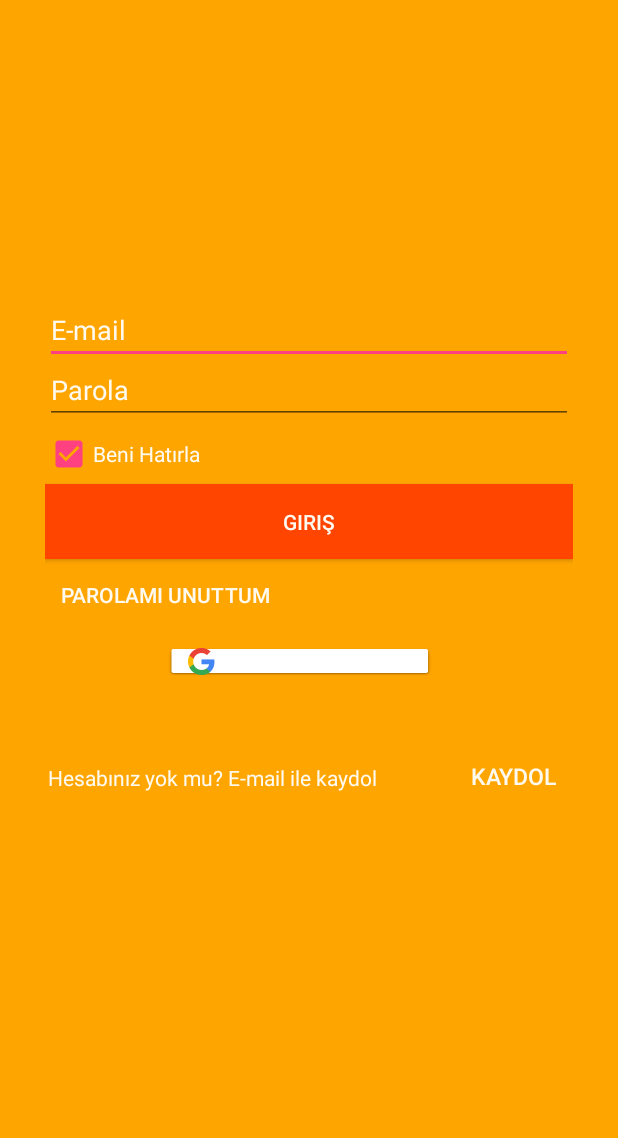
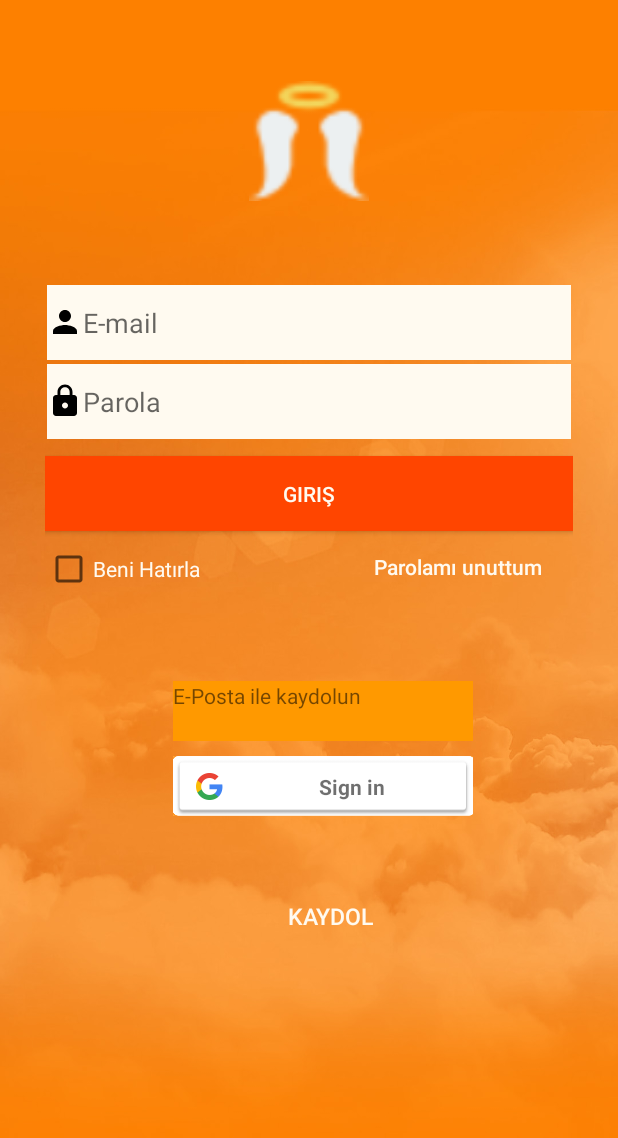
Before and after one commit to SezinKokum/DownToUp, an Android app: the screen it shows after launch (Login), on a phone screen of 412 x 824 dp. Shown: the top 1138 px of the screen. Run offline under Robolectric (Android 15) with nearby library versions, the phone set to English and light mode, and no system bars; our stand-ins replace Firebase (no records; nobody signed in at launch, a user with empty details on screens opened directly); plain views replace LoginButton.

Commit message:
Login xml güncelleme 1.0.1

```diff
--- a/app/src/main/AndroidManifest.xml
+++ b/app/src/main/AndroidManifest.xml
@@ -4,7 +4,7 @@
 
     <application
         android:allowBackup="true"
-        android:icon="@mipmap/ic_launcher"
+        android:icon="@mipmap/angel"
         android:label="@string/app_name"
         android:roundIcon="@mipmap/ic_launcher_round"
         android:supportsRtl="true"
--- /dev/null
+++ b/app/src/main/res/drawable/ic_lock_black_24dp.xml
@@ -0,0 +1,9 @@
+<vector xmlns:android="http://schemas.android.com/apk/res/android"
+    android:width="24dp"
+    android:height="24dp"
+    android:viewportWidth="24.0"
+    android:viewportHeight="24.0">
+    <path
+        android:fillColor="#FF000000"
+        android:pathData="M18,8h-1L17,6c0,-2.76 -2.24,-5 -5,-5S7,3.24 7,6v2L6,8c-1.1,0 -2,0.9 -2,2v10c0,1.1 0.9,2 2,2h12c1.1,0 2,-0.9 2,-2L20,10c0,-1.1 -0.9,-2 -2,-2zM12,17c-1.1,0 -2,-0.9 -2,-2s0.9,-2 2,-2 2,0.9 2,2 -0.9,2 -2,2zM15.1,8L8.9,8L8.9,6c0,-1.71 1.39,-3.1 3.1,-3.1 1.71,0 3.1,1.39 3.1,3.1v2z"/>
+</vector>
--- /dev/null
+++ b/app/src/main/res/drawable/ic_person_black_24dp.xml
@@ -0,0 +1,9 @@
+<vector xmlns:android="http://schemas.android.com/apk/res/android"
+    android:width="24dp"
+    android:height="24dp"
+    android:viewportWidth="24.0"
+    android:viewportHeight="24.0">
+    <path
+        android:fillColor="#FF000000"
+        android:pathData="M12,12c2.21,0 4,-1.79 4,-4s-1.79,-4 -4,-4 -4,1.79 -4,4 1.79,4 4,4zM12,14c-2.67,0 -8,1.34 -8,4v2h16v-2c0,-2.66 -5.33,-4 -8,-4z"/>
+</vector>
--- a/app/src/main/res/layout/activity_login.xml
+++ b/app/src/main/res/layout/activity_login.xml
@@ -6,22 +6,23 @@
     android:layout_height="match_parent"
     tools:context="com.tatlicilar.downtoup.Login"
     android:orientation="vertical"
-    android:background="#ffa500">
+    android:background="@drawable/bulut">
 
     <LinearLayout
         android:layout_width="match_parent"
-        android:layout_height="0dp"
+        android:layout_height="10dp"
         android:layout_weight="2"
         android:gravity="center">
         <ImageView
             android:layout_width="80dp"
             android:layout_height="80dp"
-            android:id="@+id/ikon"/>
+            android:id="@+id/ikon"
+            android:src="@drawable/angl"/>
     </LinearLayout>
 
     <LinearLayout
         android:layout_width="match_parent"
-        android:layout_height="0dp"
+        android:layout_height="10dp"
         android:layout_marginLeft="30dp"
         android:layout_marginRight="30dp"
         android:layout_weight="7"
@@ -29,38 +30,25 @@
         android:weightSum="7">
 
         <EditText
+            android:layout_margin="1dp"
             android:id="@+id/email"
             android:layout_width="match_parent"
-            android:layout_height="40dp"
+            android:layout_height="50dp"
             android:layout_marginTop="20dp"
-            android:ems="10"
+            android:background="#FFFAF0"
             android:hint="E-mail"
-            android:inputType="textEmailAddress"
-            android:textColorHint="#FFFAF0"
-            tools:layout_editor_absoluteX="85dp"
-            tools:layout_editor_absoluteY="155dp" />
+            android:drawableStart="@drawable/ic_person_black_24dp"
+            android:inputType="textEmailAddress" />
 
         <EditText
+            android:layout_margin="1dp"
             android:id="@+id/password"
             android:layout_width="match_parent"
-            android:layout_height="40dp"
-            android:ems="10"
+            android:layout_height="50dp"
             android:hint="Parola"
+            android:drawableStart="@drawable/ic_lock_black_24dp"
             android:inputType="textPassword"
-            android:textColorHint="#FFFAF0"
-            tools:layout_editor_absoluteX="85dp"
-            tools:layout_editor_absoluteY="212dp" />
-
-        <CheckBox
-            android:id="@+id/beniHatirla"
-            android:layout_width="match_parent"
-            android:layout_height="20dp"
-            android:layout_marginTop="10dp"
-            android:checked="true"
-            android:text="Beni Hatırla"
-            android:textColor="#FFFAF0"
-            tools:layout_editor_absoluteX="85dp"
-            tools:layout_editor_absoluteY="269dp" />
+            android:background="#FFFAF0" />
 
         <Button
             android:id="@+id/girisBtn"
@@ -73,26 +61,28 @@
             tools:layout_editor_absoluteX="267dp"
             tools:layout_editor_absoluteY="283dp" />
 
-        <Button
-            android:id="@+id/forgot"
-            android:layout_width="160dp"
-            android:background="#00000000"
-            android:layout_height="wrap_content"
-            android:text="Parolamı unuttum"
-            android:textColor="#FFFAF0" />
+        <RelativeLayout
+            android:layout_width="match_parent"
+            android:layout_height="50dp">
 
-        <RelativeLayout
-            android:layout_width="wrap_content"
-            android:layout_height="wrap_content"
-            android:layout_marginTop="10dp">
+            <CheckBox
+                android:id="@+id/beniHatirla"
+                android:layout_width="match_parent"
+                android:layout_height="30dp"
+                android:layout_marginTop="10dp"
+                android:checked="false"
+                android:text="Beni Hatırla"
+                android:textColor="#FFFAF0" />
 
-            <com.google.android.gms.common.SignInButton
-                android:id="@+id/google2"
-                android:layout_width="180dp"
-                android:layout_height="20dp"
-                android:layout_marginLeft="80dp">
-            </com.google.android.gms.common.SignInButton>
-
+            <Button
+                android:id="@+id/forgot"
+                android:layout_width="150dp"
+                android:background="#00000000"
+                android:layout_height="wrap_content"
+                android:layout_marginLeft="200dp"
+                android:textAllCaps="false"
+                android:text="Parolamı unuttum"
+                android:textColor="#FFFAF0" />
             <!--<com.facebook.login.widget.LoginButton-->
             <!--android:id="@+id/facebook2"-->
             <!--android:layout_width="180dp"-->
@@ -102,18 +92,27 @@
 
         </RelativeLayout>
 
-        <RelativeLayout
+        <LinearLayout
             android:layout_width="match_parent"
-            android:layout_height="wrap_content"
-            android:layout_weight="1.53">
+            android:layout_height="match_parent"
+            android:orientation="vertical">
             <TextView
                 android:id="@+id/textView"
-                android:layout_width="wrap_content"
-                android:layout_height="wrap_content"
-                android:textColor="#FFFAF0"
-                android:layout_marginLeft="2dp"
-                android:layout_marginTop="58dp"
-                android:text="Hesabınız yok mu? E-mail ile kaydol" />
+                android:layout_width="200dp"
+                android:layout_height="40dp"
+                android:layout_marginLeft="85dp"
+                android:layout_marginTop="50dp"
+                android:background="#FF9900"
+                android:text="E-Posta ile kaydolun" />
+
+            <com.google.android.gms.common.SignInButton
+                android:background="@drawable/google"
+                android:id="@+id/google2"
+                android:layout_width="200dp"
+                android:layout_height="40dp"
+                android:layout_marginLeft="85dp"
+                android:layout_marginTop="10dp">
+            </com.google.android.gms.common.SignInButton>
 
             <Button
                 android:id="@+id/kayitBtn"
@@ -126,7 +125,7 @@
                 android:background="#00000000"
                 android:text="Kaydol"
                 android:layout_alignParentEnd="true" />
-        </RelativeLayout>
+        </LinearLayout>
 
     </LinearLayout>
 </LinearLayout>
```
Also changed, not shown: app/src/main/res/drawable/angel.jpg (added), app/src/main/res/drawable/angl.jpg (added), app/src/main/res/drawable/bulut.jpg (added), app/src/main/res/drawable/google.jpg (added), app/src/main/res/mipmap-hdpi/angel.jpg (added), app/src/main/res/mipmap-mdpi/angel.jpg (added), app/src/main/res/mipmap-xhdpi/angel.jpg (added), app/src/main/res/mipmap-xxhdpi/angel.jpg (added), app/src/main/res/mipmap-xxxhdpi/angel.jpg (added).
